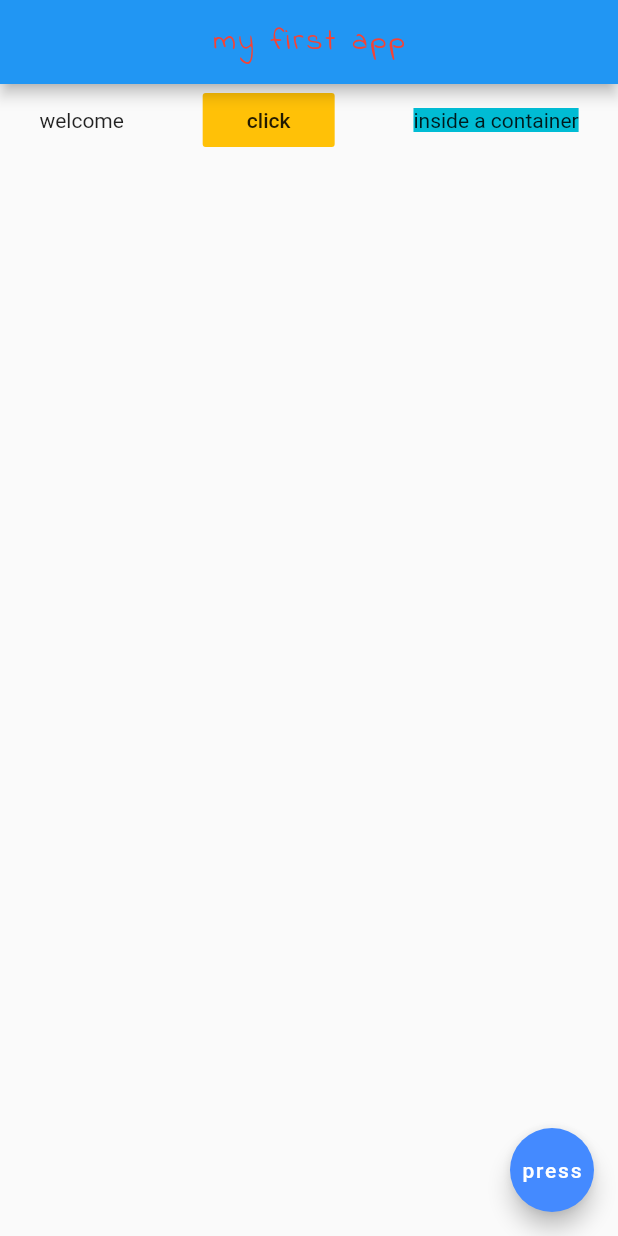
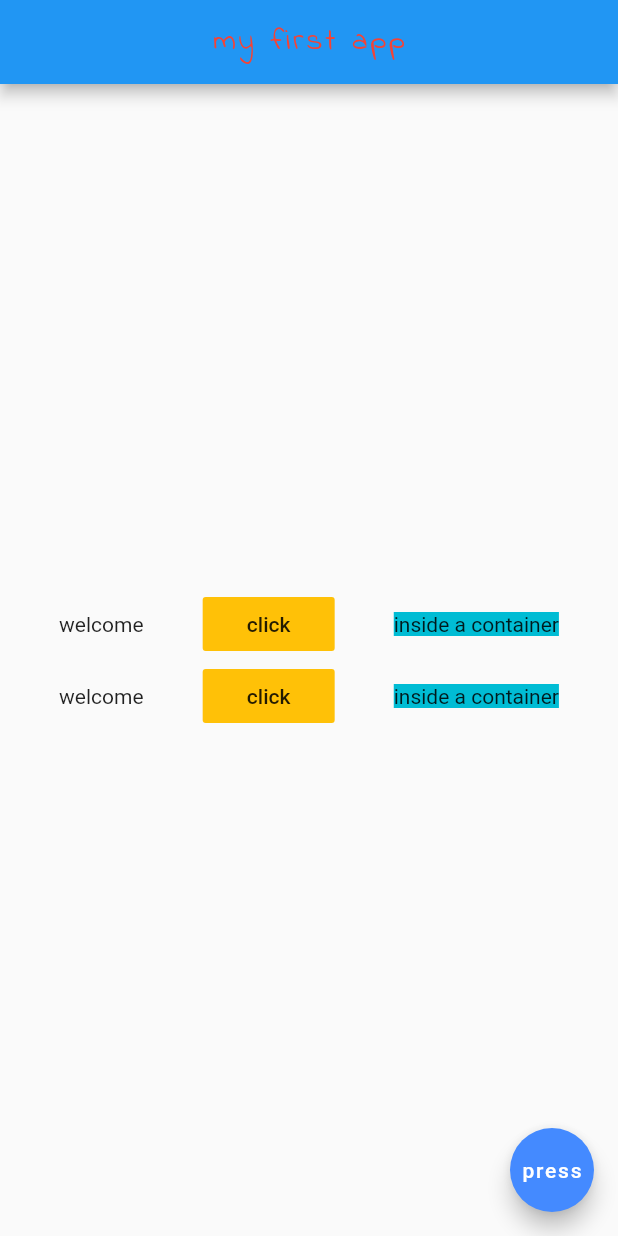
Before and after one commit to abdultanveer/flutter_mtap, a Flutter app: the screen it shows after launch, on a phone screen of 412 x 824 dp. Run offline on Flutter 3.47's test engine with Material 2 defaults, Android fonts, the phone set to English and light mode, and no system bars.

Commit message:
layout- with columns

```diff
--- a/lib/main.dart
+++ b/lib/main.dart
@@ -1,17 +1,14 @@
 import 'package:flutter/cupertino.dart';
 import 'package:flutter/material.dart';
 
-void main() => runApp(MaterialApp(
-        home: MyApp()
-));
+void main() => runApp(MaterialApp(home: MyApp()));
 
 class MyApp extends StatelessWidget {
   const MyApp({Key? key}) : super(key: key);
 
   @override
   Widget build(BuildContext context) {
-    return
-      Scaffold(
+    return Scaffold(
       appBar: AppBar(
         title: Text(
           'my first app',
@@ -24,21 +21,41 @@ class MyApp extends StatelessWidget {
         ),
         centerTitle: true,
       ),
-        body: Row(
-          mainAxisAlignment: MainAxisAlignment.spaceAround,
+      body: Column(
+        mainAxisAlignment: MainAxisAlignment.center,
+        children: [
+          Row(
+            mainAxisAlignment: MainAxisAlignment.spaceEvenly,
+            crossAxisAlignment: CrossAxisAlignment.center,
             children: <Widget>[
               Text('welcome'),
-            FlatButton(onPressed: (){}, child: Text('click'),color: Colors.amber,),
+              FlatButton(
+                onPressed: () {},
+                child: Text('click'),
+                color: Colors.amber,
+              ),
               Container(color: Colors.cyan, child: Text('inside a container')),
-
             ],
           ),
-
+          Row(
+            mainAxisAlignment: MainAxisAlignment.spaceEvenly,
+            crossAxisAlignment: CrossAxisAlignment.center,
+            children: <Widget>[
+              Text('welcome'),
+              FlatButton(
+                onPressed: () {},
+                child: Text('click'),
+                color: Colors.amber,
+              ),
+              Container(color: Colors.cyan, child: Text('inside a container')),
+            ],
+          ),
+        ],
+      ),
       floatingActionButton: FloatingActionButton(
         backgroundColor: Colors.blueAccent,
         child: Text('press'),
-          onPressed: () {  },
-
+        onPressed: () {},
       ),
     );
   }
```
Lines whose indentation alone changed are shown as unchanged.
